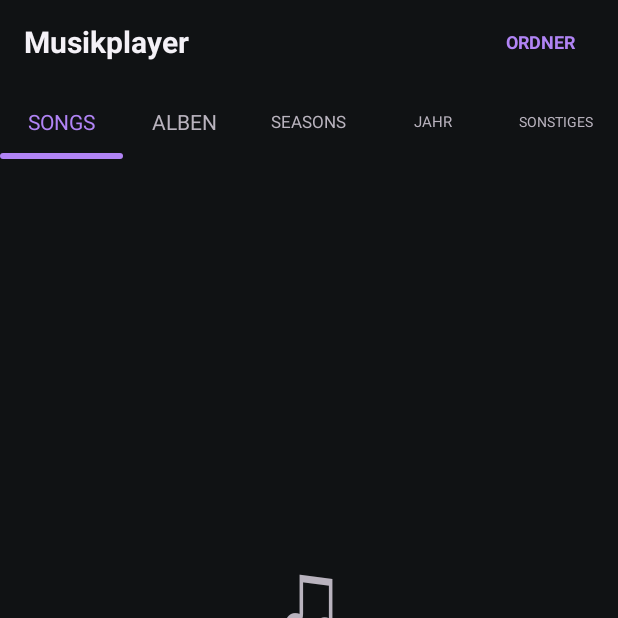
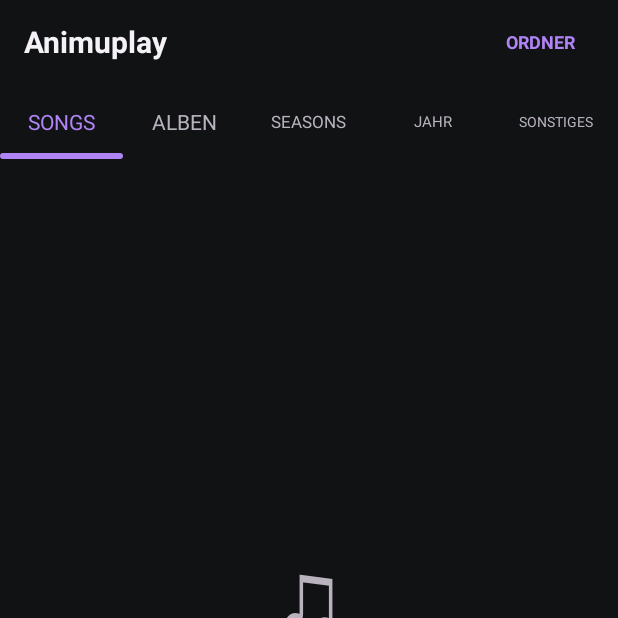
Before and after one commit to valoon4/Animuplay, an Android app: the screen it shows after launch (MainActivity), on a phone screen of 412 x 824 dp, the top half of it. Run offline under Robolectric (Android 15) with nearby library versions, the phone set to English and light mode, and no system bars.

Commit message:
Brand pre-release builds as Animuplay v0.14.8 [skip ci]

```diff
--- a/app/build.gradle
+++ b/app/build.gradle
@@ -10,8 +10,8 @@ android {
         applicationId 'de.minimal.musicplayer'
         minSdk 24
         targetSdk 36
-        versionCode 25
-        versionName '0.14.7-debug'
+        versionCode 26
+        versionName '0.14.8-debug'
     }
 
     signingConfigs {
--- a/app/src/main/AndroidManifest.xml
+++ b/app/src/main/AndroidManifest.xml
@@ -5,7 +5,7 @@
         android:allowBackup="true"
         android:icon="@mipmap/ic_launcher"
         android:roundIcon="@mipmap/ic_launcher"
-        android:label="Musikplayer"
+        android:label="Animuplay"
         android:theme="@style/AppTheme"
         android:enableOnBackInvokedCallback="true"
         android:usesCleartextTraffic="false">
--- a/app/src/main/java/de/minimal/musicplayer/MainActivity.java
+++ b/app/src/main/java/de/minimal/musicplayer/MainActivity.java
@@ -1217,7 +1217,7 @@ public final class MainActivity extends Activity implements MediaPlayer.OnComple
         if (infoSettingsPanel != null) infoSettingsPanel.setVisibility(View.GONE);
         tabBar.setVisibility(View.VISIBLE);
         backButton.setVisibility(View.GONE);
-        titleText.setText("Musikplayer");
+        titleText.setText("Animuplay");
         updateTabStyles();
 
         visibleSongs.clear();
@@ -2453,7 +2453,7 @@ public final class MainActivity extends Activity implements MediaPlayer.OnComple
         libraryList.setVisibility(View.GONE);
         ((TextView) findViewById(R.id.emptyTitle)).setText("Keine Musik gefunden");
         ((TextView) findViewById(R.id.emptyMessage)).setText("Im gewählten Ordner wurden keine MP3- oder FLAC-Dateien gefunden.");
-        titleText.setText("Musikplayer");
+        titleText.setText("Animuplay");
         refreshInsets();
     }
 
--- a/app/src/main/res/layout/activity_main.xml
+++ b/app/src/main/res/layout/activity_main.xml
@@ -36,7 +36,7 @@
             android:ellipsize="marquee"
             android:marqueeRepeatLimit="marquee_forever"
             android:singleLine="true"
-            android:text="Musikplayer"
+            android:text="Animuplay"
             android:textColor="@color/text_primary"
             android:textSize="20sp"
             android:textStyle="bold" />
@@ -252,10 +252,69 @@
                 android:layout_height="wrap_content"
                 android:layout_marginTop="28dp"
                 android:gravity="center"
-                android:text="Developed by Eugen"
+                android:text="Animuplay"
+                android:textColor="@color/accent"
+                android:textSize="22sp"
+                android:textStyle="bold" />
+
+            <TextView
+                android:layout_width="match_parent"
+                android:layout_height="wrap_content"
+                android:layout_marginTop="12dp"
+                android:gravity="center"
+                android:text="Developed by Eugen · @valoon4"
                 android:textColor="@color/text_primary"
-                android:textSize="18sp"
+                android:textSize="16sp"
                 android:textStyle="bold" />
+
+            <TextView
+                android:layout_width="match_parent"
+                android:layout_height="wrap_content"
+                android:layout_marginTop="6dp"
+                android:gravity="center"
+                android:text="AI-assisted coding"
+                android:textColor="@color/text_secondary"
+                android:textSize="14sp" />
+
+            <TextView
+                android:layout_width="match_parent"
+                android:layout_height="wrap_content"
+                android:layout_marginTop="28dp"
+                android:gravity="center"
+                android:text="SUPPORT / KONTAKT"
+                android:textColor="@color/text_secondary"
+                android:textSize="12sp"
+                android:textStyle="bold" />
+
+            <TextView
+                android:layout_width="match_parent"
+                android:layout_height="wrap_content"
+                android:layout_marginTop="6dp"
+                android:gravity="center"
+                android:text="valoon@protonmail.com"
+                android:textColor="@color/accent"
+                android:textIsSelectable="true"
+                android:textSize="15sp" />
+
+            <TextView
+                android:layout_width="match_parent"
+                android:layout_height="wrap_content"
+                android:layout_marginTop="24dp"
+                android:gravity="center"
+                android:text="BUGREPORTS &amp; FEATURE REQUESTS"
+                android:textColor="@color/text_secondary"
+                android:textSize="12sp"
+                android:textStyle="bold" />
+
+            <TextView
+                android:layout_width="match_parent"
+                android:layout_height="wrap_content"
+                android:layout_marginTop="6dp"
+                android:gravity="center"
+                android:text="GitHub Issues · valoon4/Animuplay"
+                android:textColor="@color/accent"
+                android:textIsSelectable="true"
+                android:textSize="15sp" />
         </LinearLayout>
 
         <LinearLayout
```
Also changed, not shown: 1 other file.
